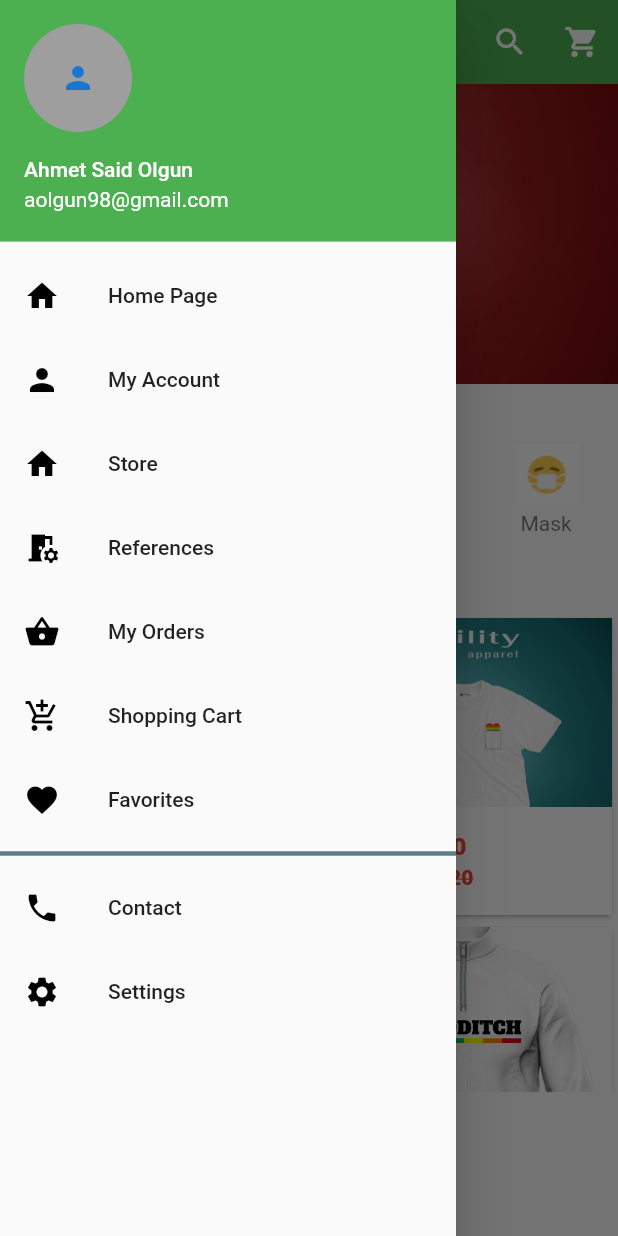
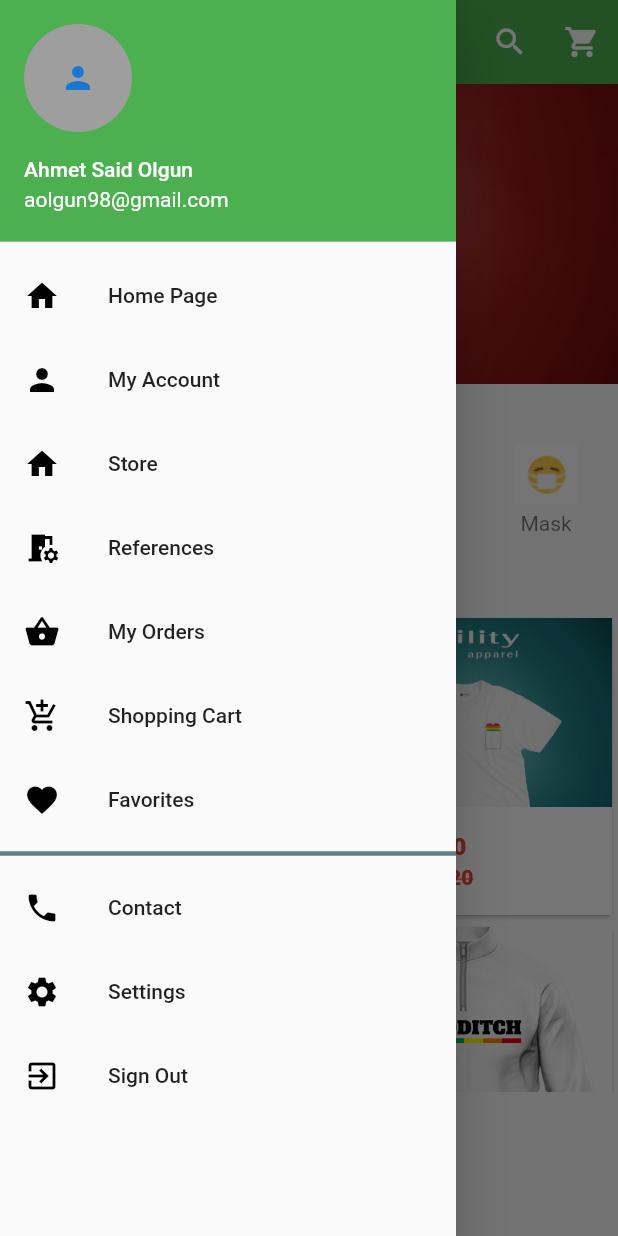
Before and after one commit to AhmetSaidOlgun/utilityapp, a Flutter app: the HomePage screen opened directly, with the side drawer open, on a phone screen of 412 x 824 dp. Run offline on Flutter 3.47's test engine with Material 2 defaults, Android fonts, the phone set to English and light mode, and no system bars; drawn by our look-alikes of carousel_pro; our stand-ins replace cloud_firestore, firebase_auth, firebase_core, fluttertoast, google_sign_in, shared_preferences; accounts and stored records are empty.

Commit message:
changes1

```diff
--- a/lib/pages/Home.dart
+++ b/lib/pages/Home.dart
@@ -4,6 +4,7 @@ import 'package:flutter/material.dart';
 import 'package:utilityapp/Components/horizontal_listview.dart';
 import 'package:utilityapp/Components/Products.dart';
 import 'package:utilityapp/pages/Cart.dart';
+import 'package:utilityapp/pages/Login.dart';
 
 
 class HomePage extends StatefulWidget {
@@ -136,6 +137,15 @@ class _HomePageState extends State<HomePage> {
                   leading: Icon(Icons.settings, color: Colors.black),
                 ),
               ),
+              InkWell(
+                onTap: (){
+                  Navigator.push(context, MaterialPageRoute(builder: (context)=>new Login()));
+                },
+                child: ListTile(
+                  title: Text('Sign Out'),
+                  leading: Icon(Icons.exit_to_app, color: Colors.black),
+                ),
+              ),
             ],
           )
       ),
--- a/lib/pages/Login.dart
+++ b/lib/pages/Login.dart
@@ -36,11 +36,7 @@ class _LoginState extends State<Login> {
     ),
     ),
     title: InkWell(
-    onTap: (){Navigator.push(context, MaterialPageRoute(builder: (context)=> new HomePage()));},
     child: Text('Utility Appearel', style: TextStyle(color: Colors.white) )),
-    actions: [
-    new IconButton(icon: Icon(Icons.search, color: Colors.white,), onPressed: (){})
-    ],
     ),
       body: Column(
         children: [
```
